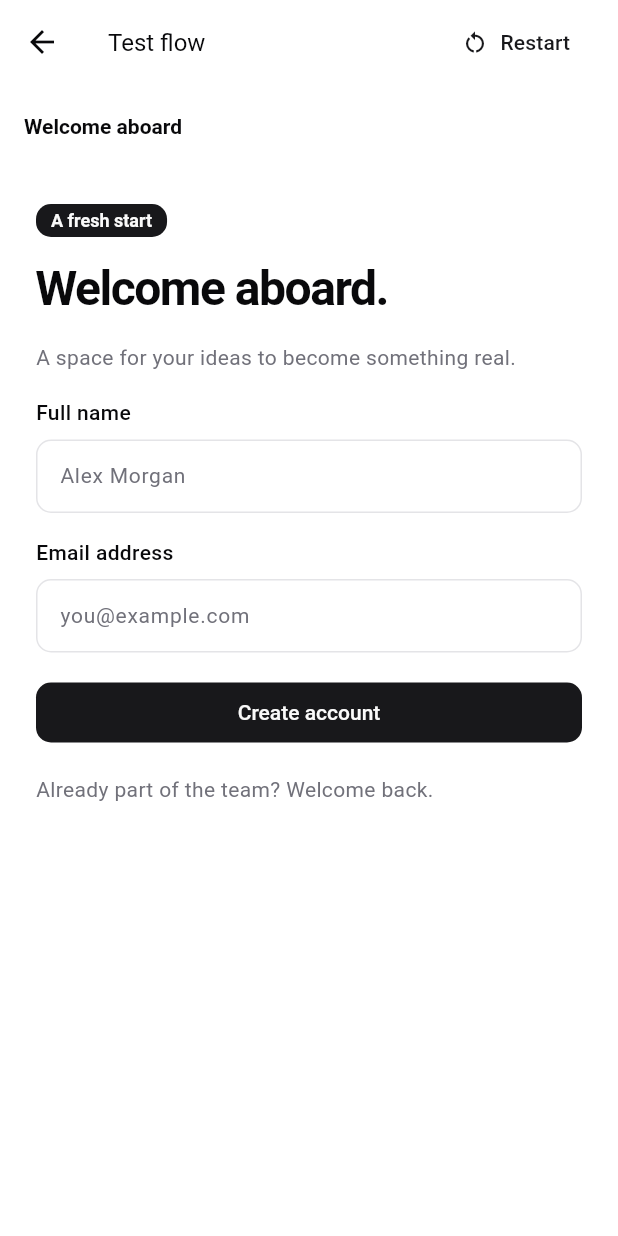
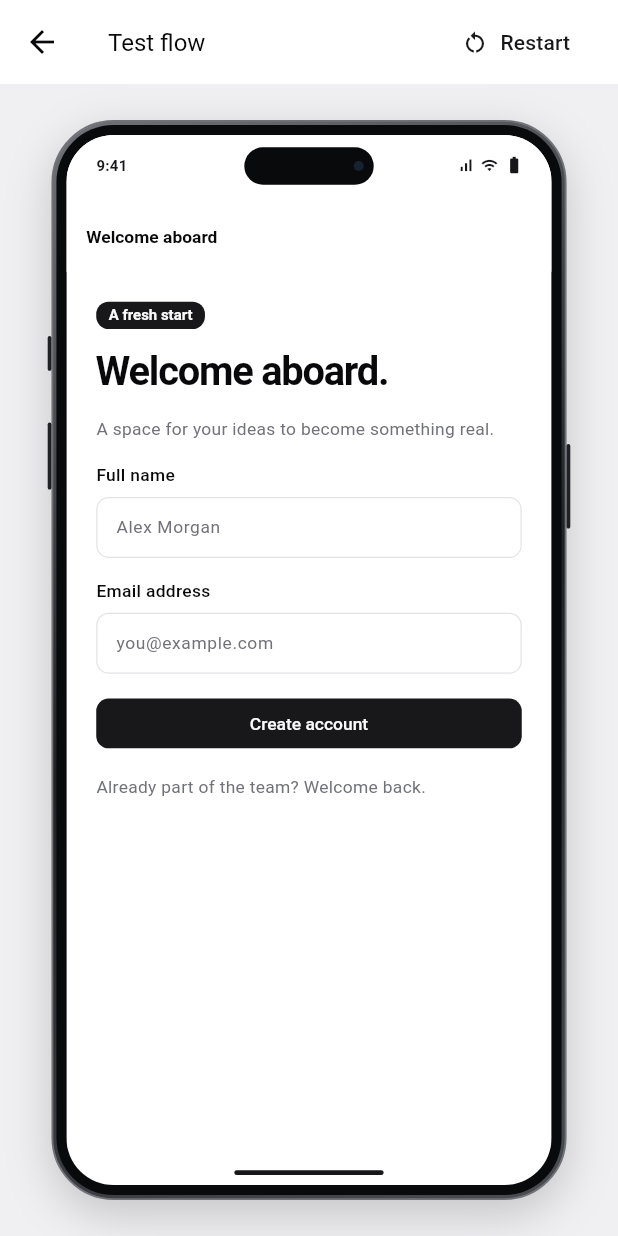
Before and after one commit to Jeccoman/flappa, a Flutter app: the StudioPage screen opened directly with empty values, after a tap on "Test flow", on a phone screen of 412 x 824 dp. Run offline on Flutter 3.47's test engine with Material 3 defaults, Android fonts, the phone set to English and light mode, and no system bars; missing offline and left inert: dart:js_interop.

Commit message:
Render screen flows inside selected devices and safe areas

```diff
--- a/example/lib/playground/studio_render.dart
+++ b/example/lib/playground/studio_render.dart
@@ -1,6 +1,7 @@
 import 'dart:convert';
 import 'package:flutter/material.dart';
 import 'document.dart';
+import 'devices.dart';
 import 'render.dart';
 import 'studio_document.dart';
 
@@ -47,7 +48,9 @@ class ArtboardContent extends StatelessWidget {
             style: const TextStyle(fontSize: 14, fontWeight: FontWeight.w600),
           ),
         ),
-        body: SingleChildScrollView(
+        body: SafeArea(
+          top: false,
+          child: SingleChildScrollView(
             padding: EdgeInsets.all(document.padding),
             child: Center(
               child: ConstrainedBox(
@@ -63,6 +66,7 @@ class ArtboardContent extends StatelessWidget {
                           blockView(block),
                         ],
                       ],
+                    ),
               ),
             ),
           ),
@@ -93,7 +97,9 @@ class _FlowPlayerState extends State<FlowPlayer> {
     reverseTransitionDuration: Duration(
       milliseconds: transition == FlowTransition.instant ? 0 : 240,
     ),
-    pageBuilder: (context, animation, secondaryAnimation) => ArtboardContent(
+    pageBuilder: (context, animation, secondaryAnimation) => DeviceStage(
+      screen: screen,
+      child: ArtboardContent(
         screen: screen,
         allowBack: !first,
         onAction: (action) {
@@ -106,6 +112,7 @@ class _FlowPlayerState extends State<FlowPlayer> {
             }
           }
         },
+      ),
     ),
     transitionsBuilder: (context, animation, secondaryAnimation, child) =>
         switch (transition) {
@@ -225,6 +232,9 @@ String exportStudioPrompt(StudioProject project, {String? screenId}) {
   for (final screen in selected) {
     final document = screen.document;
     out
+      ..writeln(
+        'Device: ${screen.device.label}; ${screen.size.width > screen.size.height ? 'landscape' : 'portrait'}; ${screen.finish.name} finish. Device frames are presentation only; the exported Flutter app uses the host device safe areas.',
+      )
       ..writeln('SCREEN ${screen.id}: ${jsonEncode(document.name)}')
       ..writeln(
         'Design size: ${screen.size.width.round()} × ${screen.size.height.round()} logical pixels; adapt to available space.',
@@ -257,3 +267,32 @@ String exportStudioPrompt(StudioProject project, {String? screenId}) {
   }
   return out.toString();
 }
+
+class DeviceStage extends StatelessWidget {
+  const DeviceStage({super.key, required this.screen, required this.child});
+  final Artboard screen;
+  final Widget child;
+  @override
+  Widget build(BuildContext context) {
+    if (screen.device.kind == DeviceKind.none) return child;
+    return ColoredBox(
+      color: const Color(0xFFF0F0F2),
+      child: Center(
+        child: Padding(
+          padding: const EdgeInsets.all(24),
+          child: FittedBox(
+            fit: BoxFit.contain,
+            child: DeviceFrame(
+              device: screen.device,
+              screenSize: screen.size,
+              landscape: screen.landscape,
+              finish: screen.finish,
+              dark: screen.document.dark,
+              child: child,
+            ),
+          ),
+        ),
+      ),
+    );
+  }
+}
```
Lines whose indentation alone changed are shown as unchanged.
